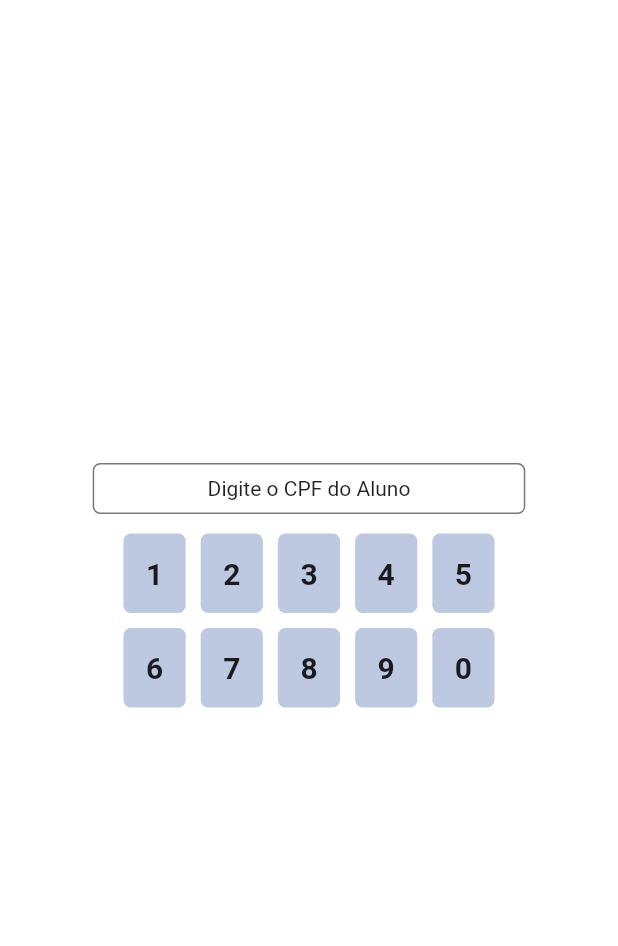
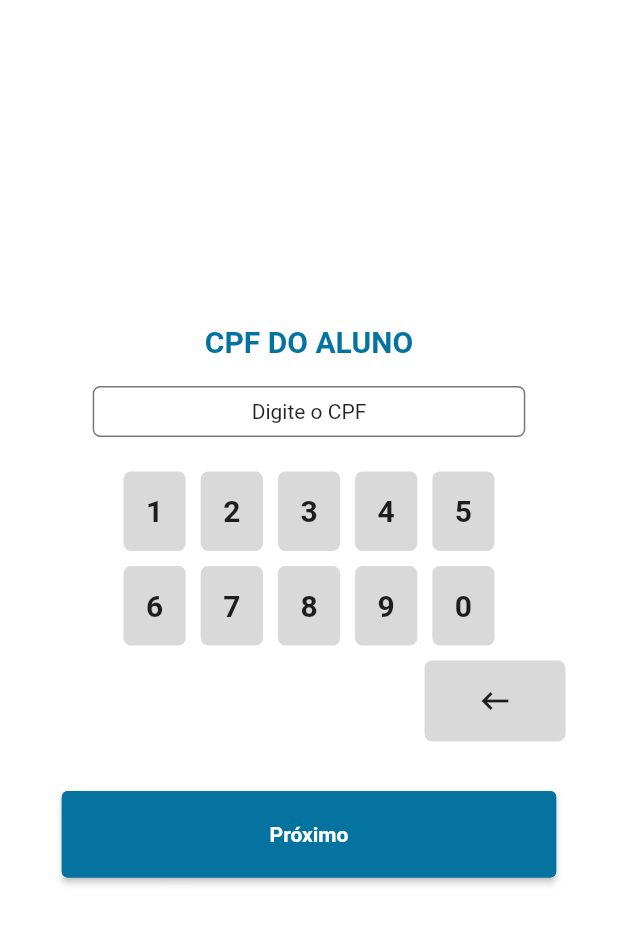
Before and after one commit to resilvajr1610/quadritech, a Flutter app: the screen it shows after launch, after a tap on "Iniciar Aula", on a phone screen of 412 x 824 dp, the part 65-1011 px from its top. Run offline on Flutter 3.47's test engine with Material 2 defaults, Android fonts, the light colour scheme and no system bars; our stand-ins replace cloud_firestore, firebase_auth, firebase_core; accounts and stored records are empty; Roboto replaces fonts that are missing (Nunito).

Commit message:
ajustado os botões e as heranças entre telas dos cpfs.

```diff
--- a/lib/utils/colors.dart
+++ b/lib/utils/colors.dart
@@ -5,5 +5,5 @@ class PaletteColor {
   static const Color grey = Color(0xff787878);
   static const Color white =Colors.white;
   static const Color primaryColor = Color(0xff04739f);
-  static const Color blueButtom = Color(0xffbdc9e1);
+  static const Color greyButtom = Color(0xffd9d9d9);
 }
--- a/lib/utils/export.dart
+++ b/lib/utils/export.dart
@@ -8,6 +8,7 @@ export 'colors.dart';
 export '../views/splash_screen.dart';
 export '../views/home_screen.dart';
 export '../views/cpf_screen.dart';
+export '../views/picture_screen.dart';
 
 export '../widget/input_text.dart';
 export '../widget/buttom_custom.dart';
@@ -15,6 +16,8 @@ export '../widget/show_snackbar.dart';
 export '../widget/container_cpf.dart';
 export '../widget/group_number.dart';
 export '../widget/container_number.dart';
+export '../widget/container_delete.dart';
+export '../widget/text_custom.dart';
 
 export 'package:firebase_auth/firebase_auth.dart';
 export 'package:cloud_firestore/cloud_firestore.dart';
--- a/lib/views/cpf_screen.dart
+++ b/lib/views/cpf_screen.dart
@@ -1,57 +1,95 @@
-import 'package:flutter/cupertino.dart';
-
 import '../utils/export.dart';
 
 class CpfScreen extends StatefulWidget {
   final type;
   final time;
+  final cpfStudent;
 
-  CpfScreen({required this.type, required this.time});
+  CpfScreen({required this.type, required this.time, required this.cpfStudent});
 
   @override
   _CpfScreenState createState() => _CpfScreenState();
 }
 
 class _CpfScreenState extends State<CpfScreen> {
+  String cpf = 'Digite o CPF';
+  final _scaffoldKey = GlobalKey<ScaffoldState>();
 
-  String cpf='Digite o CPF do Aluno';
-
-
-  digit(String number){
-    if(cpf.length<14){
-      if(cpf=='Digite o CPF do Aluno'){
-        cpf="";
+  digit(String number) {
+    if (cpf == 'Digite o CPF') {
+      cpf = "";
+      setState(() {
+        cpf = cpf + number;
+      });
+    } else {
+      if (cpf.length < 14) {
+        if (cpf.length == 3) {
+          setState(() {
+            cpf = cpf + '.';
+          });
+        }
+        if (cpf.length == 7) {
+          setState(() {
+            cpf = cpf + '.';
+          });
+        }
+        if (cpf.length == 11) {
+          setState(() {
+            cpf = cpf + '-';
+          });
+        }
         setState(() {
-          cpf= cpf+number;
-        });
-      }else{
-        setState(() {
-          cpf= cpf+number;
-          if(cpf.length == 3){
-            cpf= cpf+'.';
-          }
-          if(cpf.length == 7){
-            cpf= cpf+'.';
-          }
-          if(cpf.length == 11){
-            cpf= cpf+'-';
-          }
+          cpf = cpf + number;
         });
       }
     }
   }
+
+  delete() {
+    if (cpf.length != 0) {
+      setState(() {
+        cpf = cpf.substring(0, cpf.length - 1);
+      });
+      if (cpf.length == 12) {
+        setState(() {
+          cpf = cpf.substring(0, cpf.length - 1);
+        });
+      }
+      if (cpf.length == 8) {
+        setState(() {
+          cpf = cpf.substring(0, cpf.length - 1);
+        });
+      }
+      if (cpf.length == 4) {
+        setState(() {
+          cpf = cpf.substring(0, cpf.length - 1);
+        });
+      }
+    }
+  }
+
+  verification(){
+    if(cpf.length == 14){
+     if(widget.type=='Aluno'){
+       Navigator.push(context, MaterialPageRoute(builder: (_) => CpfScreen(type: 'Instrutor',time: widget.time,cpfStudent: cpf)));
+     }else{
+       Navigator.push(context, MaterialPageRoute(builder: (_) => PictureScreen(time: widget.time,cpfStudent: widget.cpfStudent,cpfTeacher: cpf)));
+     }
+    }else{
+      showSnackbar(context, 'Verifique o CPF Digitado', _scaffoldKey);
+    }
+  }
+
   @override
   Widget build(BuildContext context) {
 
-    double width = MediaQuery.of(context).size.width;
-    double height = MediaQuery.of(context).size.height;
-
     return Scaffold(
+      key: _scaffoldKey,
       backgroundColor: PaletteColor.white,
       appBar: AppBar(
         backgroundColor: PaletteColor.white,
         elevation: 0,
-        title:  Image.asset("assets/logo_main.png",height: 30),
+        title: Image.asset("assets/logo_main.png", height: 30),
         centerTitle: true,
       ),
       body: Center(
@@ -59,19 +97,33 @@ class _CpfScreenState extends State<CpfScreen> {
           crossAxisAlignment: CrossAxisAlignment.center,
           mainAxisAlignment: MainAxisAlignment.center,
           children: [
+            TextCustom(type: widget.type),
+            SizedBox(height: 10),
             ContainerCpf(cpf: cpf),
+            SizedBox(height: 10),
             GroupNumber(
-              onTap0: ()=>digit('0'),
-              onTap1: ()=>digit('1'),
-              onTap2: ()=>digit('2'),
-              onTap3: ()=>digit('3'),
-              onTap4: ()=>digit('4'),
-              onTap5: ()=>digit('5'),
-              onTap6: ()=>digit('6'),
-              onTap7: ()=>digit('7'),
-              onTap8: ()=>digit('8'),
-              onTap9: ()=>digit('9'),
-            )
+              onTap0: () => digit('0'),
+              onTap1: () => digit('1'),
+              onTap2: () => digit('2'),
+              onTap3: () => digit('3'),
+              onTap4: () => digit('4'),
+              onTap5: () => digit('5'),
+              onTap6: () => digit('6'),
+              onTap7: () => digit('7'),
+              onTap8: () => digit('8'),
+              onTap9: () => digit('9'),
+              onTapDelete: () => delete(),
+            ),
+            SizedBox(height: 20),
+            ButtonCustom(
+                onPressed: ()=>verification(),
+                text: 'Próximo',
+                size: 14.0,
+                colorButton: PaletteColor.primaryColor,
+                colorText: PaletteColor.white,
+                colorBorder: PaletteColor.primaryColor,
+                widthCustom: 0.8,
+                heightCustom: 0.07)
           ],
         ),
       ),
--- a/lib/views/home_screen.dart
+++ b/lib/views/home_screen.dart
@@ -68,7 +68,7 @@ class _HomeScreenState extends State<HomeScreen> {
           ),
           SizedBox(height: 50),
           ButtonCustom(
-              onPressed: ()=>Navigator.push(context, MaterialPageRoute(builder: (_) => CpfScreen(type: 'Aluno',time: selectedText,))),
+              onPressed: ()=>Navigator.push(context, MaterialPageRoute(builder: (_) => CpfScreen(type: 'Aluno',time: selectedText,cpfStudent: ""))),
               text: 'Iniciar Aula',
               size: 14.0,
               colorButton:  PaletteColor.primaryColor,
--- /dev/null
+++ b/lib/widget/container_delete.dart
@@ -0,0 +1,22 @@
+import '../utils/export.dart';
+
+class ContainerDelete extends StatelessWidget {
+  final onTapDelete;
+
+  ContainerDelete({required this.onTapDelete});
+
+  @override
+  Widget build(BuildContext context) {
+    return GestureDetector(
+      onTap: onTapDelete,
+      child: Container(
+        padding: EdgeInsets.symmetric(vertical: 15,horizontal: 35),
+        margin: EdgeInsets.symmetric(vertical: 5,horizontal: 27),
+        decoration: BoxDecoration(
+          borderRadius: BorderRadius.circular(5),
+          color: PaletteColor.greyButtom
+        ),
+        child: Icon(Icons.keyboard_backspace)),
+    );
+  }
+}
--- a/lib/widget/container_number.dart
+++ b/lib/widget/container_number.dart
@@ -12,7 +12,7 @@ class ContainerNumber extends StatelessWidget {
       margin: EdgeInsets.all(5),
       decoration: BoxDecoration(
         borderRadius: BorderRadius.circular(5),
-        color: PaletteColor.blueButtom
+        color: PaletteColor.greyButtom
       ),
       child: Text(number.toString(),style: TextStyle(fontSize: 20, fontWeight: FontWeight.bold),),
     );
--- a/lib/widget/group_number.dart
+++ b/lib/widget/group_number.dart
@@ -11,6 +11,7 @@ class GroupNumber extends StatelessWidget {
   final onTap8;
   final onTap9;
   final onTap0;
+  final onTapDelete;
 
   GroupNumber({
     required this.onTap1,
@@ -23,6 +24,7 @@ class GroupNumber extends StatelessWidget {
     required this.onTap8,
     required this.onTap9,
     required this.onTap0,
+    required this.onTapDelete,
 });
 
   @override
@@ -30,7 +32,7 @@ class GroupNumber extends StatelessWidget {
     return Padding(
       padding: const EdgeInsets.all(8.0),
       child: Column(
-        crossAxisAlignment: CrossAxisAlignment.center,
+        crossAxisAlignment: CrossAxisAlignment.end,
         children: [
           Row(
             mainAxisAlignment: MainAxisAlignment.center,
@@ -51,7 +53,8 @@ class GroupNumber extends StatelessWidget {
               GestureDetector(onTap: onTap9,child: ContainerNumber(number: 9)),
               GestureDetector(onTap: onTap0,child: ContainerNumber(number: 0)),
             ],
-          )
+          ),
+          ContainerDelete(onTapDelete: onTapDelete)
         ],
       ),
     );
--- /dev/null
+++ b/lib/widget/text_custom.dart
@@ -0,0 +1,16 @@
+import '../utils/export.dart';
+
+class TextCustom extends StatelessWidget {
+
+  final type;
+
+  TextCustom({required this.type});
+
+  @override
+  Widget build(BuildContext context) {
+    return Padding(
+      padding: const EdgeInsets.all(8.0),
+      child: Text('CPF do $type'.toUpperCase(),style: TextStyle(fontSize: 20,color: PaletteColor.primaryColor,fontWeight: FontWeight.bold),),
+    );
+  }
+}
```
Also changed, not shown: lib/views/picture_screen.dart (added, +42 -0 lines).
